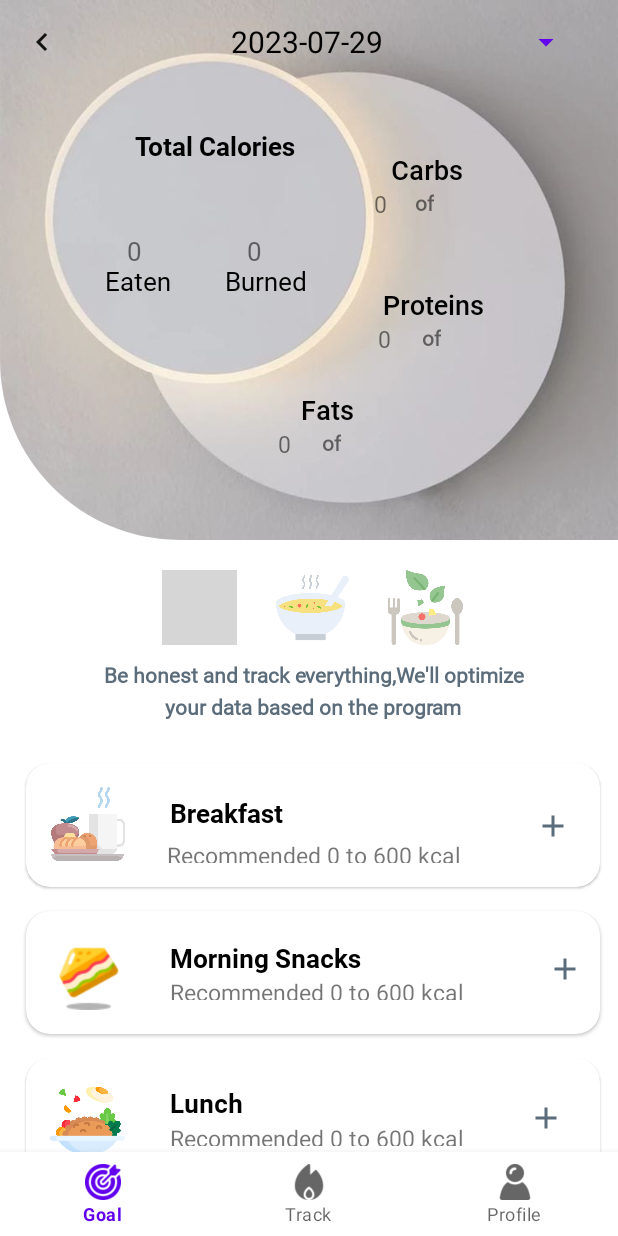
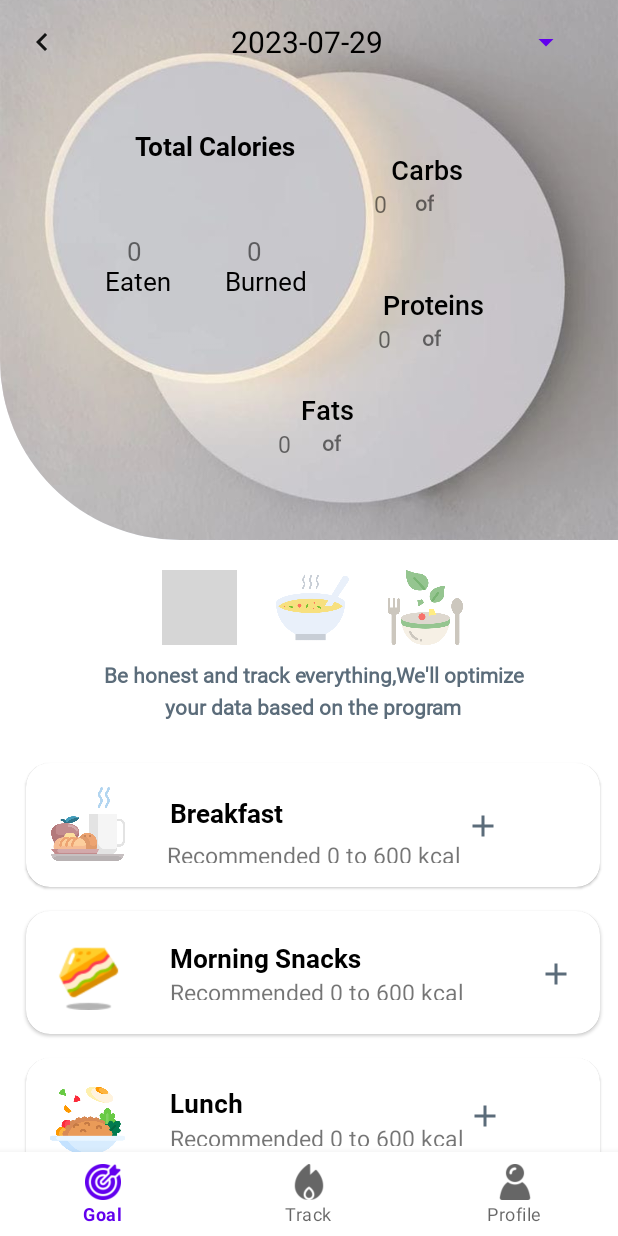
Before and after one commit to sohaibahhmed/yes2live-app, an Android app: the Track screen opened directly, with no data from a screen before it, on a phone screen of 412 x 824 dp. Run offline under Robolectric (Android 15) with nearby library versions, the phone set to English and light mode, and no system bars; 2 statements that could not run were skipped; grey boxes are pictures that could not be loaded.

Commit message:
plus icon

```diff
--- a/app/src/main/res/layout/activity_track.xml
+++ b/app/src/main/res/layout/activity_track.xml
@@ -502,9 +502,9 @@
                         <com.google.android.material.button.MaterialButton
                             android:id="@+id/addBreakfast"
                             style="@style/Widget.MaterialComponents.Button.TextButton"
-                            android:layout_width="wrap_content"
+                            android:layout_width="40dp"
                             android:layout_height="wrap_content"
-                            android:layout_marginStart="160dp"
+                            android:layout_marginStart="113dp"
                             android:insetTop="10dp"
                             android:insetBottom="0dp"
                             android:minHeight="20dp"
@@ -642,10 +642,10 @@
                         <com.google.android.material.button.MaterialButton
                             android:id="@+id/addMorningSnacks"
                             style="@style/Widget.MaterialComponents.Button.TextButton"
-                            android:layout_width="wrap_content"
+                            android:layout_width="40dp"
                             android:layout_height="wrap_content"
-                            android:layout_marginStart="116dp"
-                            android:insetTop="7dp"
+                            android:layout_marginStart="110dp"
+                            android:insetTop="10dp"
                             android:insetBottom="0dp"
                             android:minHeight="20dp"
                             android:textAllCaps="false"
@@ -656,7 +656,8 @@
                             app:iconTint="@color/dark_grey"
                             app:layout_constraintStart_toEndOf="@+id/morningSnack"
                             app:layout_constraintTop_toBottomOf="@+id/morningSnack"
-                            app:layout_constraintTop_toTopOf="parent" />
+                            app:layout_constraintTop_toTopOf="parent"
+                            app:layout_constraintVertical_bias="0.0"/>
 
 
                     </androidx.constraintlayout.widget.ConstraintLayout>
@@ -779,10 +780,10 @@
                         <com.google.android.material.button.MaterialButton
                             android:id="@+id/addLunch"
                             style="@style/Widget.MaterialComponents.Button.TextButton"
-                            android:layout_width="wrap_content"
+                            android:layout_width="40dp"
                             android:layout_height="wrap_content"
-                            android:layout_marginStart="182dp"
-                            android:insetTop="8dp"
+                            android:layout_marginStart="141dp"
+                            android:insetTop="7dp"
                             android:insetBottom="0dp"
                             android:minHeight="20dp"
                             android:textAllCaps="false"
@@ -916,9 +917,9 @@
                         <com.google.android.material.button.MaterialButton
                             android:id="@+id/addEveningSnacks"
                             style="@style/Widget.MaterialComponents.Button.TextButton"
-                            android:layout_width="wrap_content"
+                            android:layout_width="40dp"
                             android:layout_height="wrap_content"
-                            android:layout_marginStart="117dp"
+                            android:layout_marginStart="110dp"
                             android:insetTop="5dp"
                             android:insetBottom="0dp"
                             android:minHeight="20dp"
@@ -1053,9 +1054,9 @@
                         <com.google.android.material.button.MaterialButton
                             android:id="@+id/addDinner"
                             style="@style/Widget.MaterialComponents.Button.TextButton"
-                            android:layout_width="wrap_content"
+                            android:layout_width="40dp"
                             android:layout_height="wrap_content"
-                            android:layout_marginStart="176dp"
+                            android:layout_marginStart="140dp"
                             android:insetTop="7dp"
                             android:insetBottom="0dp"
                             android:minHeight="20dp"
```
